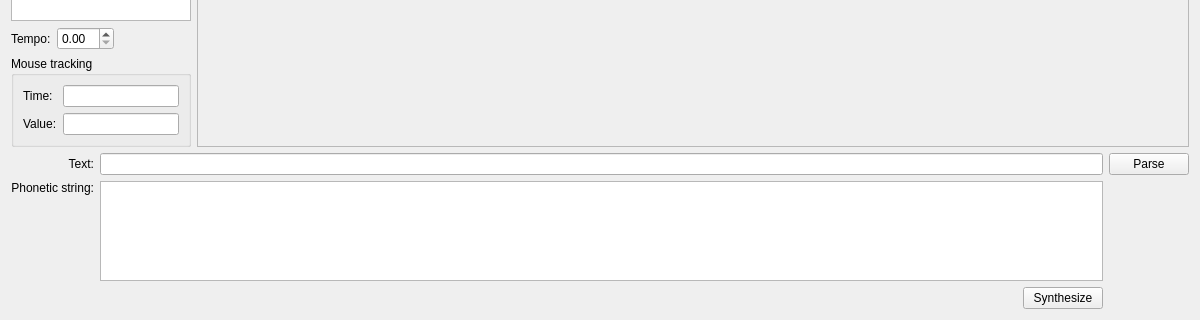
mym-br/gama_tts_editor, file ui/SynthesisWindow.ui: the form before one commit; both pictures show x 0 to 1200 and y 480 to 800 of the 1200 by 800 pixel window.
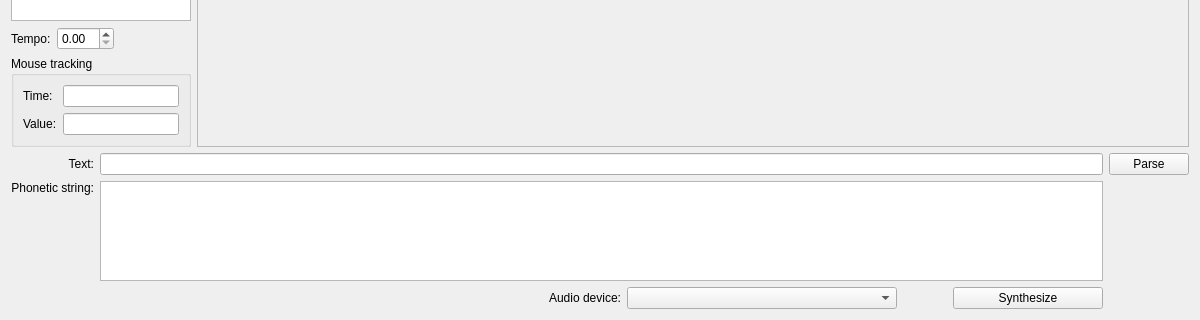
The form after the commit. Custom widgets are drawn as their Qt base class.

Commit message: Play audio using libsndfile and PortAudio.

Diff of the .ui file:
```diff
--- a/ui/SynthesisWindow.ui
+++ b/ui/SynthesisWindow.ui
@@ -247,8 +247,53 @@
            </property>
           </spacer>
          </item>
+         <item>
+          <widget class="QLabel" name="label_6">
+           <property name="text">
+            <string>Audio device:</string>
+           </property>
+          </widget>
+         </item>
+         <item>
+          <widget class="QComboBox" name="audioDeviceComboBox">
+           <property name="sizePolicy">
+            <sizepolicy hsizetype="Minimum" vsizetype="Fixed">
+             <horstretch>0</horstretch>
+             <verstretch>0</verstretch>
+            </sizepolicy>
+           </property>
+           <property name="sizeAdjustPolicy">
+            <enum>QComboBox::AdjustToContents</enum>
+           </property>
+           <property name="minimumContentsLength">
+            <number>30</number>
+           </property>
+          </widget>
+         </item>
+         <item>
+          <spacer name="horizontalSpacer_2">
+           <property name="orientation">
+            <enum>Qt::Horizontal</enum>
+           </property>
+           <property name="sizeType">
+            <enum>QSizePolicy::Fixed</enum>
+           </property>
+           <property name="sizeHint" stdset="0">
+            <size>
+             <width>50</width>
+             <height>20</height>
+            </size>
+           </property>
+          </spacer>
+         </item>
          <item>
           <widget class="QPushButton" name="synthesizeButton">
+           <property name="minimumSize">
+            <size>
+             <width>150</width>
+             <height>0</height>
+            </size>
+           </property>
            <property name="text">
             <string>Synthesize</string>
            </property>
```
The commit also changes 10 other files.
